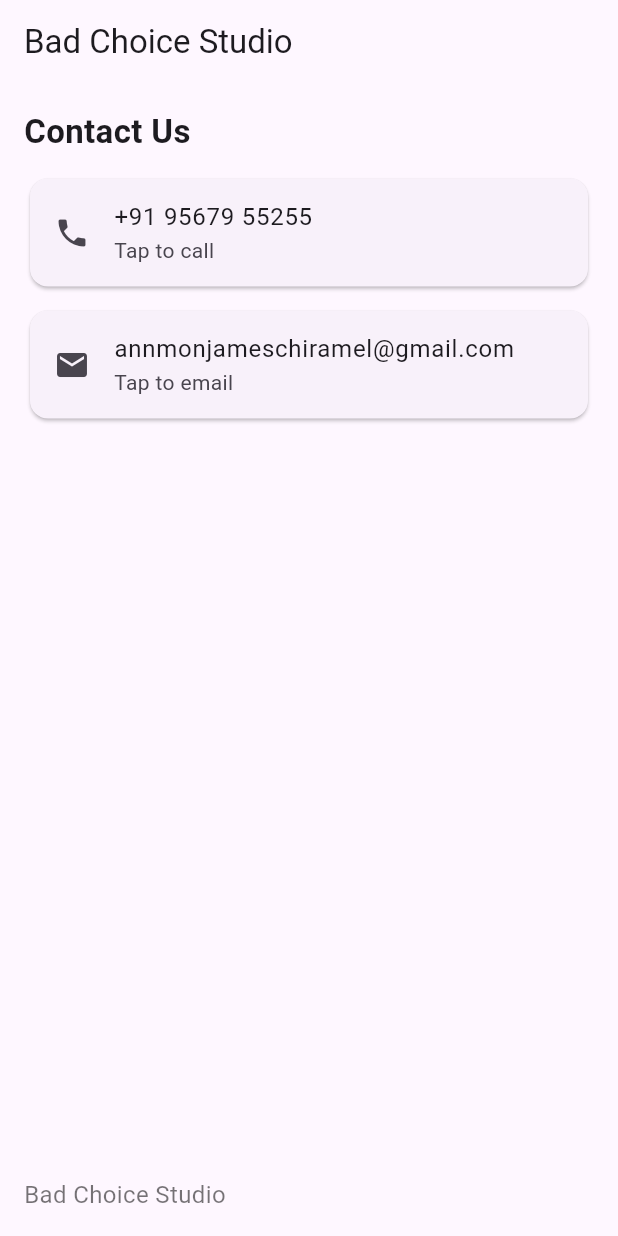
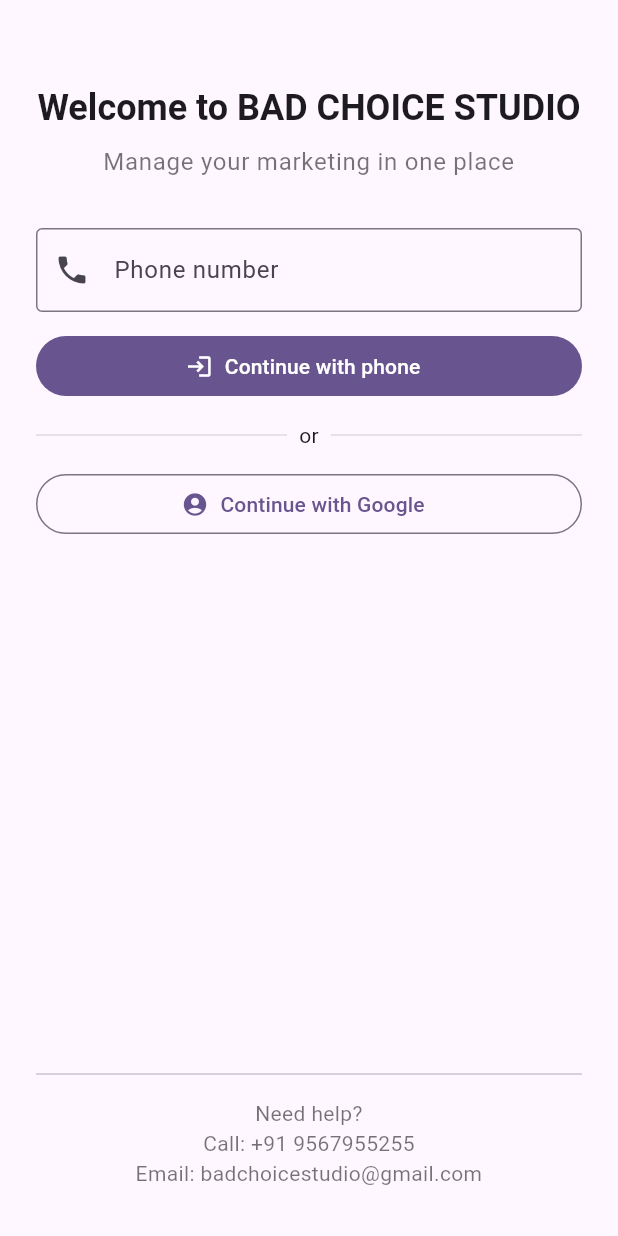
Before and after one commit to annmonrajijames/bad_choice_studio_app, a Flutter app: the screen it shows after launch, on a phone screen of 412 x 824 dp. Run offline on Flutter 3.47's test engine with Material 3 defaults, Android fonts, the phone set to English and light mode, and no system bars; our stand-ins replace google_sign_in.

Commit message:
First page, which is login page, which would be the entry page - heading title, motto, Front end part for Login done

```diff
--- a/lib/main.dart
+++ b/lib/main.dart
@@ -1,4 +1,5 @@
 import 'package:flutter/material.dart';
+import 'package:google_sign_in/google_sign_in.dart';
 import 'package:url_launcher/url_launcher.dart';
 
 void main() {
@@ -17,7 +18,141 @@
         colorScheme: ColorScheme.fromSeed(seedColor: Colors.deepPurple),
         useMaterial3: true,
       ),
-      home: const HomePage(),
+      home: const LoginPage(),
+    );
+  }
+}
+
+class LoginPage extends StatefulWidget {
+  const LoginPage({super.key});
+
+  @override
+  State<LoginPage> createState() => _LoginPageState();
+}
+
+class _LoginPageState extends State<LoginPage> {
+  final GoogleSignIn _googleSignIn = GoogleSignIn(scopes: ['email']);
+  final TextEditingController _phoneController = TextEditingController();
+  bool _busy = false;
+
+  @override
+  void dispose() {
+    _phoneController.dispose();
+    super.dispose();
+  }
+
+  Future<void> _signInWithGoogle() async {
+    setState(() => _busy = true);
+    try {
+      final account = await _googleSignIn.signIn();
+      if (account != null && mounted) {
+        Navigator.of(
+          context,
+        ).pushReplacement(MaterialPageRoute(builder: (_) => const HomePage()));
+      }
+    } catch (e) {
+      if (!mounted) return;
+      ScaffoldMessenger.of(
+        context,
+      ).showSnackBar(SnackBar(content: Text('Google sign-in failed: $e')));
+    } finally {
+      if (mounted) setState(() => _busy = false);
+    }
+  }
+
+  void _signInWithPhone() {
+    final phone = _phoneController.text.trim();
+    if (phone.isEmpty) {
+      ScaffoldMessenger.of(context).showSnackBar(
+        const SnackBar(content: Text('Please enter your phone number')),
+      );
+      return;
+    }
+    // Backend not connected yet; show error instead of navigating.
+    ScaffoldMessenger.of(context).showSnackBar(
+      const SnackBar(
+        content: Text(
+          'Phone authentication not available: backend not connected.',
+        ),
+        behavior: SnackBarBehavior.floating,
+      ),
+    );
+  }
+
+  @override
+  Widget build(BuildContext context) {
+    final theme = Theme.of(context);
+    return Scaffold(
+      body: SafeArea(
+        child: Padding(
+          padding: const EdgeInsets.all(24),
+          child: Column(
+            crossAxisAlignment: CrossAxisAlignment.stretch,
+            children: [
+              const SizedBox(height: 32),
+              Text(
+                'Welcome to BAD CHOICE STUDIO',
+                style: theme.textTheme.headlineSmall?.copyWith(
+                  fontWeight: FontWeight.bold,
+                ),
+                textAlign: TextAlign.center,
+              ),
+              const SizedBox(height: 8),
+              Text(
+                "Manage your marketing in one place",
+                style: theme.textTheme.bodyLarge?.copyWith(
+                  color: Colors.black54,
+                ),
+                textAlign: TextAlign.center,
+              ),
+              const SizedBox(height: 32),
+              TextField(
+                controller: _phoneController,
+                keyboardType: TextInputType.phone,
+                decoration: const InputDecoration(
+                  labelText: 'Phone number',
+                  prefixIcon: Icon(Icons.phone),
+                  border: OutlineInputBorder(),
+                ),
+              ),
+              const SizedBox(height: 12),
+              FilledButton.icon(
+                onPressed: _busy ? null : _signInWithPhone,
+                icon: const Icon(Icons.login),
+                label: const Text('Continue with phone'),
+              ),
+              const SizedBox(height: 12),
+              Row(
+                children: [
+                  Expanded(child: Divider(color: Colors.black12)),
+                  const Padding(
+                    padding: EdgeInsets.symmetric(horizontal: 8.0),
+                    child: Text('or'),
+                  ),
+                  Expanded(child: Divider(color: Colors.black12)),
+                ],
+              ),
+              const SizedBox(height: 12),
+              OutlinedButton.icon(
+                onPressed: _busy ? null : _signInWithGoogle,
+                icon: const Icon(Icons.account_circle),
+                label: const Text('Continue with Google'),
+              ),
+              const Spacer(),
+              const Divider(),
+              const SizedBox(height: 8),
+              const Text(
+                'Need help?'
+                '\nCall: +91 9567955255'
+                '\nEmail: badchoicestudio@gmail.com',
+                textAlign: TextAlign.center,
+                style: TextStyle(color: Colors.black54),
+              ),
+              const SizedBox(height: 8),
+            ],
+          ),
+        ),
+      ),
     );
   }
 }
@@ -28,24 +163,22 @@
   static final Uri _phoneUri = Uri(scheme: 'tel', path: '+919567955255');
   static final Uri _emailUri = Uri(
     scheme: 'mailto',
-    path: 'annmonjameschiramel@gmail.com',
+    path: 'badchoicestudio@gmail.com',
   );
 
   Future<void> _launch(Uri uri, BuildContext context) async {
     final ok = await launchUrl(uri, mode: LaunchMode.externalApplication);
     if (!ok && context.mounted) {
-      ScaffoldMessenger.of(context).showSnackBar(
-        const SnackBar(content: Text('Could not open link')),
-      );
+      ScaffoldMessenger.of(
+        context,
+      ).showSnackBar(const SnackBar(content: Text('Could not open link')));
     }
   }
 
   @override
   Widget build(BuildContext context) {
     return Scaffold(
-      appBar: AppBar(
-        title: const Text('Bad Choice Studio'),
-      ),
+      appBar: AppBar(title: const Text('Bad Choice Studio')),
       body: Padding(
         padding: const EdgeInsets.all(16),
         child: Column(
--- a/pubspec.yaml
+++ b/pubspec.yaml
@@ -35,6 +35,7 @@ dependencies:
   # Use with the CupertinoIcons class for iOS style icons.
   cupertino_icons: ^1.0.8
   url_launcher: ^6.3.2
+  google_sign_in: ^6.2.2
 
 dev_dependencies:
   flutter_test:
```
Also changed, not shown: pubspec.lock, 1 other file.
